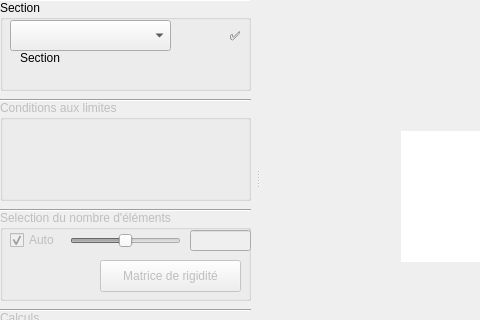
This is ui/mainwindow.ui in 3wnbr1/FEM as Qt 5 draws it before an edit; both pictures show x 0 to 480 and y 189 to 509 of the 1174 by 755 pixel window. The edited form follows.
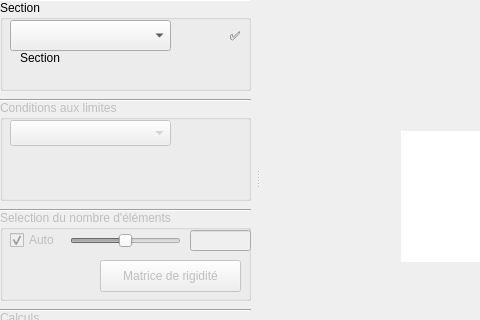
This is the edited form. Custom widgets are drawn as their Qt base class.

```diff
--- a/ui/mainwindow.ui
+++ b/ui/mainwindow.ui
@@ -294,13 +294,13 @@
      <property name="title">
       <string>Conditions aux limites</string>
      </property>
-     <widget class="TabOptionWidget" name="tabwidget" native="true">
+     <widget class="QComboBox" name="comboBoxConditions">
       <property name="geometry">
        <rect>
-        <x>0</x>
+        <x>10</x>
         <y>20</y>
-        <width>251</width>
-        <height>81</height>
+        <width>161</width>
+        <height>26</height>
        </rect>
       </property>
      </widget>
@@ -564,12 +564,6 @@
    <header location="global">mplwidget</header>
    <container>1</container>
   </customwidget>
-  <customwidget>
-   <class>TabOptionWidget</class>
-   <extends>QWidget</extends>
-   <header location="global">tabwidget</header>
-   <container>1</container>
-  </customwidget>
  </customwidgets>
  <resources/>
  <connections>
```
Left out of the diff: 3 changed lines with no effect on the pictures.
